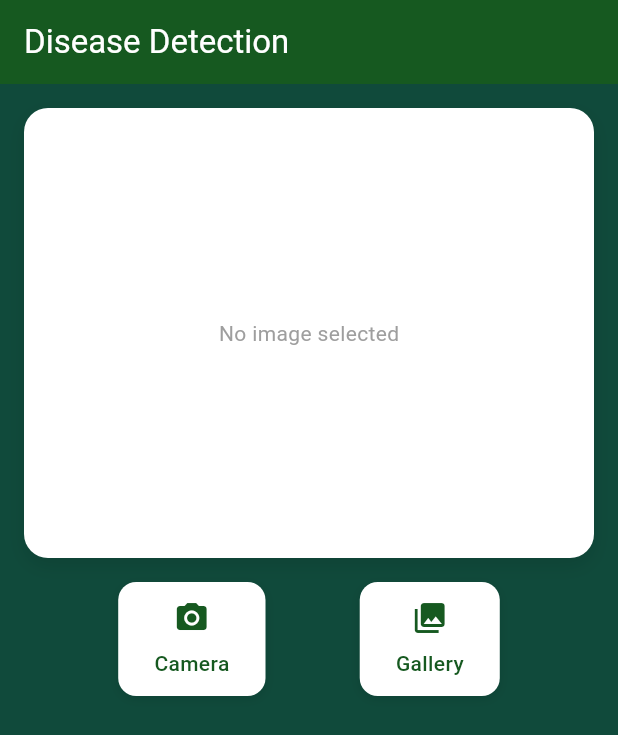
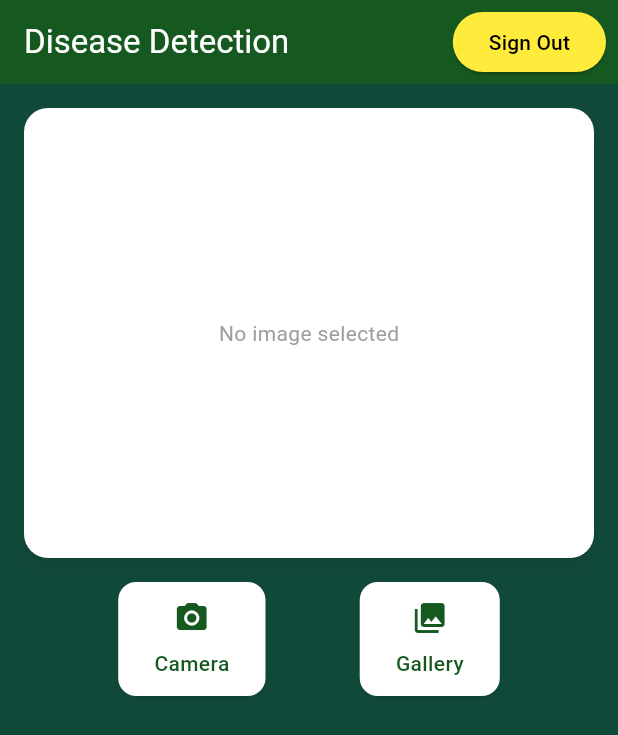
Before and after one commit to Anishasultana24/krishiclone, a Flutter app: the DiseaseDetectionPage screen opened directly, on a phone screen of 412 x 824 dp. Shown: the top 735 px of the screen. Run offline on Flutter 3.47's test engine with Material 3 defaults, Android fonts, the phone set to English and light mode, and no system bars; our stand-ins replace firebase_auth, firebase_core, google_sign_in; accounts and stored records are empty.

Commit message:
google Authentication full done and DiseaseDetection

```diff
--- a/Frontend/lib/pages/disease_detection.dart
+++ b/Frontend/lib/pages/disease_detection.dart
@@ -1,4 +1,6 @@
 import 'package:flutter/material.dart';
+import 'package:firebase_auth/firebase_auth.dart';
+import 'home.dart';
 
 class DiseaseDetectionPage extends StatefulWidget {
   const DiseaseDetectionPage({Key? key}) : super(key: key);
@@ -12,6 +14,20 @@ class _DiseaseDetectionPageState extends State<DiseaseDetectionPage> {
   bool _isAnalyzing = false;
   String? _detectionResult;
 
+  Future<void> _signOut() async {
+    try {
+      await FirebaseAuth.instance.signOut();
+      if (mounted) {
+        Navigator.pushReplacement(
+          context,
+          MaterialPageRoute(builder: (context) => const HomePage()),
+        );
+      }
+    } catch (e) {
+      print('Error signing out: $e');
+    }
+  }
+
   @override
   Widget build(BuildContext context) {
     return Scaffold(
@@ -23,6 +39,22 @@ class _DiseaseDetectionPageState extends State<DiseaseDetectionPage> {
         ),
         backgroundColor: const Color(0xFF165920),
         elevation: 0,
+        actions: [
+          Padding(
+            padding: const EdgeInsets.symmetric(horizontal: 8.0),
+            child: ElevatedButton(
+              onPressed: _signOut,
+              style: ElevatedButton.styleFrom(
+                backgroundColor: Colors.yellow,
+                foregroundColor: Colors.black,
+                shape: RoundedRectangleBorder(
+                  borderRadius: BorderRadius.circular(20),
+                ),
+              ),
+              child: const Text("Sign Out"),
+            ),
+          ),
+        ],
       ),
       body: SingleChildScrollView(
         child: Column(
--- a/Frontend/lib/pages/signin.dart
+++ b/Frontend/lib/pages/signin.dart
@@ -307,6 +307,10 @@ class SignInPage extends StatelessWidget {
   Future<bool> login() async {
     try {
       print('Starting Google Sign-In process');
+
+      // Sign out from Google first to force account selection
+      await GoogleSignIn().signOut();
+
       final GoogleSignInAccount? gUser = await GoogleSignIn().signIn();
 
       if (gUser == null) {
```
